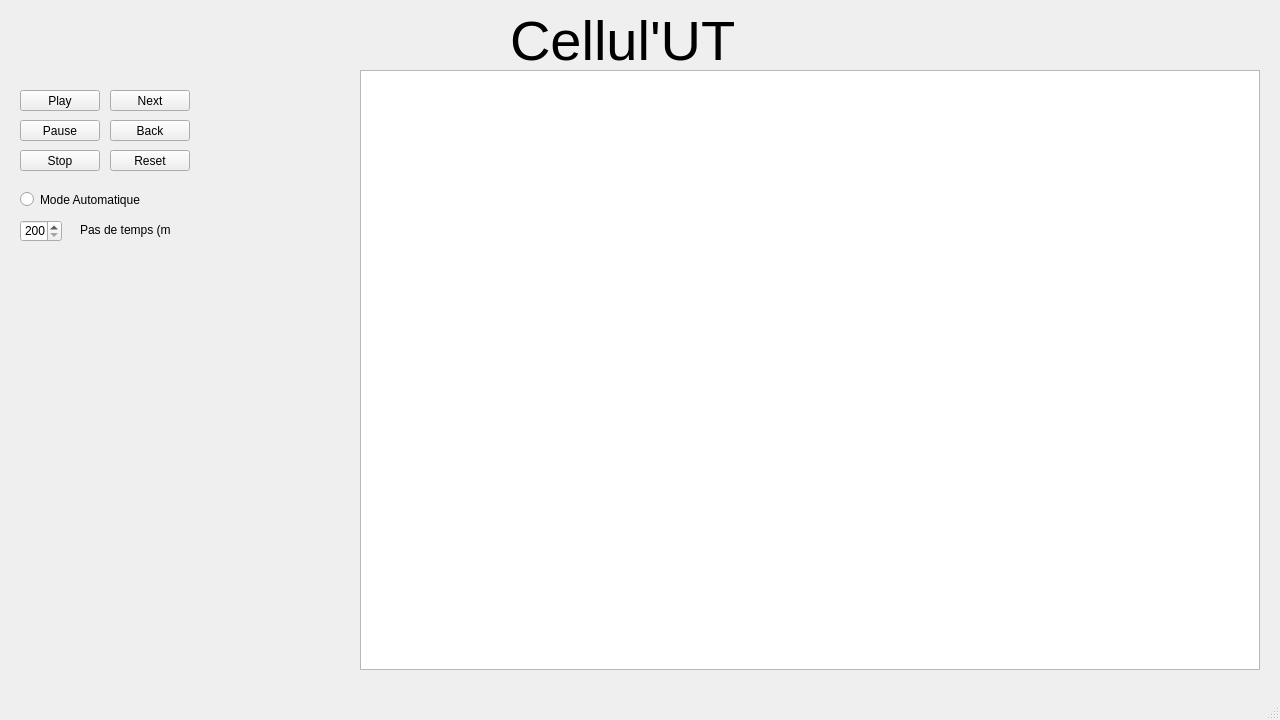
This is CellulUT/fenetrejeu.ui in biauxflo/LO21 as Qt 5 draws it before an edit. The edited form follows.
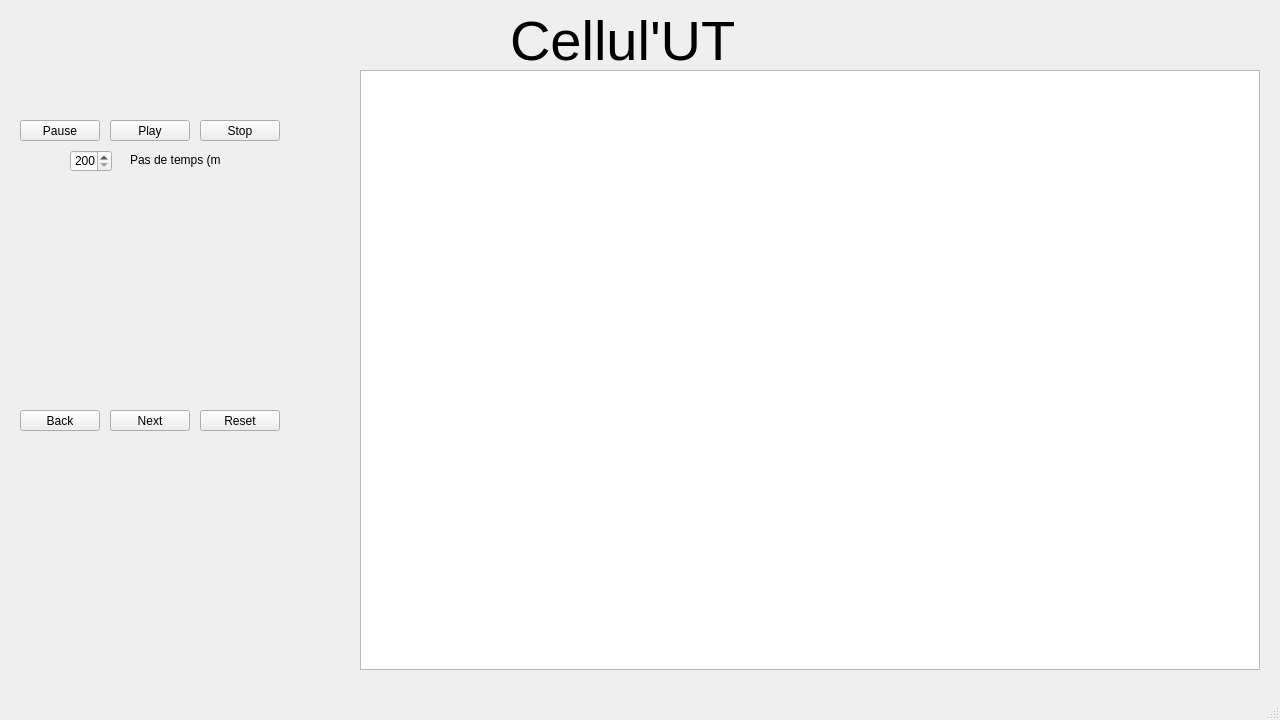
This is the edited form.

Diff of the .ui file:
```diff
--- a/CellulUT/fenetrejeu.ui
+++ b/CellulUT/fenetrejeu.ui
@@ -51,8 +51,8 @@
    <widget class="QPushButton" name="playButton">
     <property name="geometry">
      <rect>
-      <x>20</x>
-      <y>90</y>
+      <x>110</x>
+      <y>120</y>
       <width>80</width>
       <height>21</height>
      </rect>
@@ -77,8 +77,8 @@
    <widget class="QPushButton" name="stopButton">
     <property name="geometry">
      <rect>
-      <x>20</x>
-      <y>150</y>
+      <x>200</x>
+      <y>120</y>
       <width>80</width>
       <height>21</height>
      </rect>
@@ -91,7 +91,7 @@
     <property name="geometry">
      <rect>
       <x>110</x>
-      <y>90</y>
+      <y>410</y>
       <width>80</width>
       <height>21</height>
      </rect>
@@ -103,8 +103,8 @@
    <widget class="QPushButton" name="backButton">
     <property name="geometry">
      <rect>
-      <x>110</x>
-      <y>120</y>
+      <x>20</x>
+      <y>410</y>
       <width>80</width>
       <height>21</height>
      </rect>
@@ -116,8 +116,8 @@
    <widget class="QPushButton" name="resetButton">
     <property name="geometry">
      <rect>
-      <x>110</x>
-      <y>150</y>
+      <x>200</x>
+      <y>410</y>
       <width>80</width>
       <height>21</height>
      </rect>
@@ -126,24 +126,11 @@
      <string>Reset</string>
     </property>
    </widget>
-   <widget class="QRadioButton" name="autoRadio">
-    <property name="geometry">
-     <rect>
-      <x>20</x>
-      <y>190</y>
-      <width>171</width>
-      <height>19</height>
-     </rect>
-    </property>
-    <property name="text">
-     <string>Mode Automatique</string>
-    </property>
-   </widget>
    <widget class="QSpinBox" name="pasbox">
     <property name="geometry">
      <rect>
-      <x>20</x>
-      <y>220</y>
+      <x>70</x>
+      <y>150</y>
       <width>42</width>
       <height>22</height>
      </rect>
@@ -158,8 +145,8 @@
    <widget class="QLabel" name="label_2">
     <property name="geometry">
      <rect>
-      <x>80</x>
-      <y>220</y>
+      <x>130</x>
+      <y>150</y>
       <width>91</width>
       <height>20</height>
      </rect>
```
